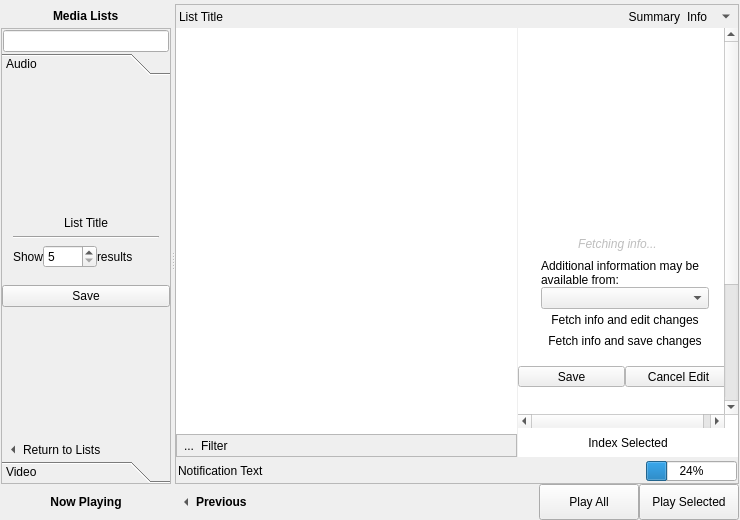
The window that src/mainwindow.ui (KDE/bangarang) describes before a commit, drawn with Qt 5.
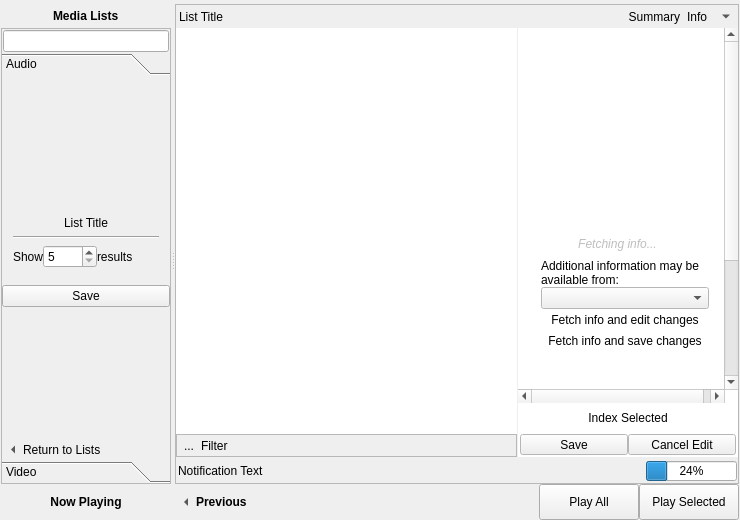
The same window after the commit. Icons and pictures are not drawn. Custom widgets are drawn as their Qt base class.

Commit message: Move ui->infoSaveHolder from scrollable widget back onto fixed widget at bottom of info view.

What changed in the file:
```diff
--- a/src/mainwindow.ui
+++ b/src/mainwindow.ui
@@ -1874,7 +1874,7 @@
                             <x>0</x>
                             <y>0</y>
                             <width>205</width>
-                            <height>575</height>
+                            <height>551</height>
                            </rect>
                           </property>
                           <layout class="QVBoxLayout" name="verticalLayout_64">
@@ -2096,47 +2096,6 @@
                              </layout>
                             </widget>
                            </item>
-                           <item>
-                            <widget class="QWidget" name="infoSaveHolder" native="true">
-                             <layout class="QHBoxLayout" name="horizontalLayout_24">
-                              <property name="spacing">
-                               <number>0</number>
-                              </property>
-                              <property name="margin">
-                               <number>0</number>
-                              </property>
-                              <item>
-                               <widget class="QToolButton" name="infoItemSave">
-                                <property name="sizePolicy">
-                                 <sizepolicy hsizetype="Expanding" vsizetype="Fixed">
-                                  <horstretch>0</horstretch>
-                                  <verstretch>0</verstretch>
-                                 </sizepolicy>
-                                </property>
-                                <property name="text">
-                                 <string>Save</string>
-                                </property>
-                                <property name="toolButtonStyle">
-                                 <enum>Qt::ToolButtonTextBesideIcon</enum>
-                                </property>
-                               </widget>
-                              </item>
-                              <item>
-                               <widget class="QToolButton" name="infoItemCancelEdit">
-                                <property name="sizePolicy">
-                                 <sizepolicy hsizetype="Expanding" vsizetype="Fixed">
-                                  <horstretch>0</horstretch>
-                                  <verstretch>0</verstretch>
-                                 </sizepolicy>
-                                </property>
-                                <property name="text">
-                                 <string>Cancel Edit</string>
-                                </property>
-                               </widget>
-                              </item>
-                             </layout>
-                            </widget>
-                           </item>
                            <item>
                             <widget class="QFrame" name="frame_11">
                              <property name="sizePolicy">
@@ -2230,6 +2189,47 @@
                          </layout>
                         </widget>
                        </item>
+                       <item>
+                        <widget class="QWidget" name="infoSaveHolder" native="true">
+                         <layout class="QHBoxLayout" name="horizontalLayout_24">
+                          <property name="spacing">
+                           <number>0</number>
+                          </property>
+                          <property name="margin">
+                           <number>2</number>
+                          </property>
+                          <item>
+                           <widget class="QToolButton" name="infoItemSave">
+                            <property name="sizePolicy">
+                             <sizepolicy hsizetype="Expanding" vsizetype="Fixed">
+                              <horstretch>0</horstretch>
+                              <verstretch>0</verstretch>
+                             </sizepolicy>
+                            </property>
+                            <property name="text">
+                             <string>Save</string>
+                            </property>
+                            <property name="toolButtonStyle">
+                             <enum>Qt::ToolButtonTextBesideIcon</enum>
+                            </property>
+                           </widget>
+                          </item>
+                          <item>
+                           <widget class="QToolButton" name="infoItemCancelEdit">
+                            <property name="sizePolicy">
+                             <sizepolicy hsizetype="Expanding" vsizetype="Fixed">
+                              <horstretch>0</horstretch>
+                              <verstretch>0</verstretch>
+                             </sizepolicy>
+                            </property>
+                            <property name="text">
+                             <string>Cancel Edit</string>
+                            </property>
+                           </widget>
+                          </item>
+                         </layout>
+                        </widget>
+                       </item>
                       </layout>
                      </widget>
                     </widget>
```
